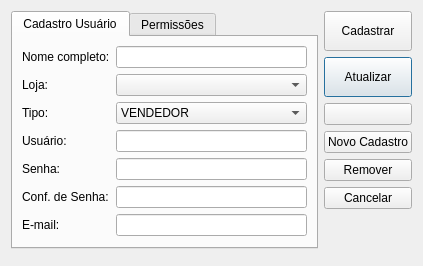
Above: ui/cadastrousuario.ui from lellisls/ERP-STACCATO before the change. Below: the same form after it.
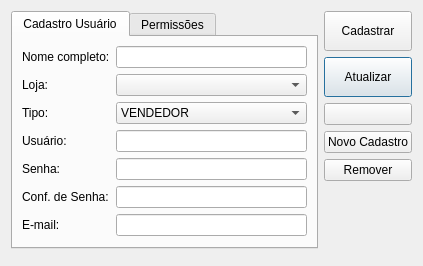
That is the form after the change. Icons and pictures are not drawn. Custom widgets are drawn as their Qt base class.

Commit message: Removido botões de Cancelar

Diff of the .ui file:
```diff
--- a/ui/cadastrousuario.ui
+++ b/ui/cadastrousuario.ui
@@ -76,13 +76,6 @@
        </property>
       </widget>
      </item>
-     <item>
-      <widget class="QPushButton" name="pushButtonCancelar">
-       <property name="text">
-        <string>Cancelar</string>
-       </property>
-      </widget>
-     </item>
      <item>
       <spacer name="verticalSpacer">
        <property name="orientation">
```
Left out of the diff: 1 changed line with no effect on the pictures. The commit also changes 62 other files.
